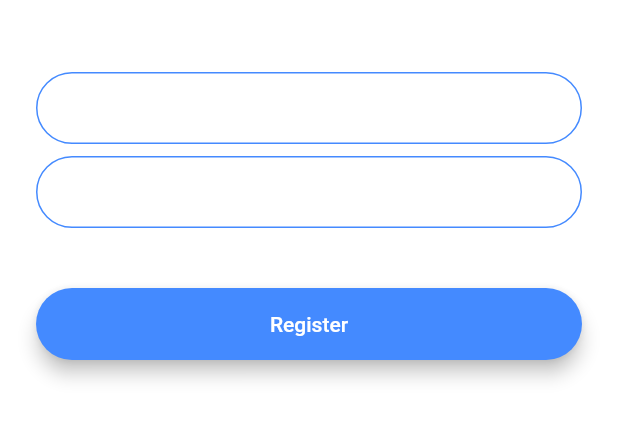
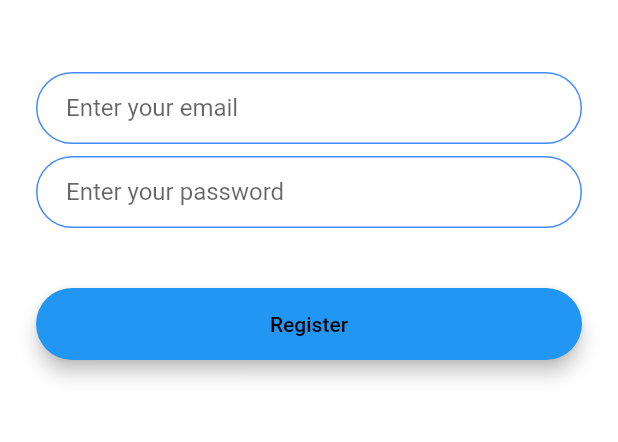
Before and after one commit to shadhin056/FlutterChat, a Flutter app: the RegistrationScreen screen opened by its route, on a phone screen of 412 x 824 dp, the part 576-1018 px from its top. Run offline on Flutter 3.47's test engine with Material 2 defaults, Android fonts, the phone set to English and light mode, and no system bars.

Commit message:
before firebase added

```diff
--- /dev/null
+++ b/lib/components/RoundButton.dart
@@ -0,0 +1,34 @@
+
+import 'package:flutter/cupertino.dart';
+import 'package:flutter/material.dart';
+
+class RoundButton extends StatelessWidget {
+  RoundButton({this.title, this.color,@required this.onPressed});
+
+  final Color color;
+  final String title;
+  final Function onPressed;
+
+  @override
+  Widget build(BuildContext context) {
+    return Padding(
+      padding: EdgeInsets.symmetric(vertical: 16.0),
+      child: Material(
+        color: color,
+        borderRadius: BorderRadius.circular(30.0),
+        elevation: 5.0,
+        child: MaterialButton(
+          onPressed:  onPressed,
+          minWidth: 200.0,
+          height: 42.0,
+          child: Text(
+              title,
+            style: TextStyle(
+              color: Colors.black
+            ),
+          ),
+        ),
+      ),
+    );
+  }
+}
--- a/lib/constants.dart
+++ b/lib/constants.dart
@@ -17,3 +17,19 @@ const messageContainerDecoration = BoxDecoration(
     top: BorderSide(color: Colors.lightBlueAccent, width: 2.0),
   ),
 );
+
+InputDecoration kTextFieldDecoration = InputDecoration(
+  hintText: 'Enter a value',
+  contentPadding: EdgeInsets.symmetric(vertical: 10.0, horizontal: 20.0),
+  border: OutlineInputBorder(
+    borderRadius: BorderRadius.circular(32.0),
+  ),
+  enabledBorder: OutlineInputBorder(
+    borderSide: BorderSide(color: Colors.blueAccent, width: 1.0),
+    borderRadius: BorderRadius.circular(32.0),
+  ),
+  focusedBorder: OutlineInputBorder(
+    borderSide: BorderSide(color: Colors.blueAccent, width: 2.0),
+    borderRadius: BorderRadius.circular(32.0),
+  ),
+);
--- a/lib/main.dart
+++ b/lib/main.dart
@@ -10,11 +10,6 @@ class FlashChat extends StatelessWidget {
   @override
   Widget build(BuildContext context) {
     return MaterialApp(
-      theme: ThemeData.dark().copyWith(
-        textTheme: TextTheme(
-          body1: TextStyle(color: Colors.black54),
-        ),
-      ),
       initialRoute: WelcomeScreen.id,
       routes: {
         WelcomeScreen.id: (context) => WelcomeScreen(),
--- a/lib/page/registration.dart
+++ b/lib/page/registration.dart
@@ -1,7 +1,11 @@
+import 'package:chat/components/RoundButton.dart';
 import 'package:flutter/material.dart';
 
+import '../constants.dart';
+
 class RegistrationScreen extends StatefulWidget {
-  static String id="registration";
+  static String id = "registration";
+
   @override
   _RegistrationScreenState createState() => _RegistrationScreenState();
 }
@@ -28,71 +32,23 @@ class _RegistrationScreenState extends State<RegistrationScreen> {
               height: 48.0,
             ),
             TextField(
-              onChanged: (value) {
-
-              },
-              decoration: InputDecoration(
-                hintText: 'Enter your email',
-                contentPadding:
-                EdgeInsets.symmetric(vertical: 10.0, horizontal: 20.0),
-                border: OutlineInputBorder(
-                  borderRadius: BorderRadius.circular(32.0),
-                ),
-                enabledBorder: OutlineInputBorder(
-                  borderSide: BorderSide(color: Colors.blueAccent, width: 1.0),
-                  borderRadius: BorderRadius.circular(32.0),
-                ),
-                focusedBorder: OutlineInputBorder(
-                  borderSide: BorderSide(color: Colors.blueAccent, width: 2.0),
-                  borderRadius: BorderRadius.circular(32.0),
-                ),
-              ),
+              onChanged: (value) {},
+              decoration:kTextFieldDecoration.copyWith(hintText: "Enter your email")
             ),
             SizedBox(
               height: 8.0,
             ),
             TextField(
-              onChanged: (value) {
-
-              },
-              decoration: InputDecoration(
-                hintText: 'Enter yourpassword',
-                contentPadding:
-                EdgeInsets.symmetric(vertical: 10.0, horizontal: 20.0),
-                border: OutlineInputBorder(
-                  borderRadius: BorderRadius.circular(32.0),
-                ),
-                enabledBorder: OutlineInputBorder(
-                  borderSide: BorderSide(color: Colors.blueAccent, width: 1.0),
-                  borderRadius: BorderRadius.circular(32.0),
-                ),
-                focusedBorder: OutlineInputBorder(
-                  borderSide: BorderSide(color: Colors.blueAccent, width: 2.0),
-                  borderRadius: BorderRadius.circular(32.0),
-                ),
-              ),
+              onChanged: (value) {},
+              decoration:kTextFieldDecoration.copyWith(hintText: "Enter your password")
             ),
             SizedBox(
               height: 24.0,
             ),
-            Padding(
-              padding: EdgeInsets.symmetric(vertical: 16.0),
-              child: Material(
-                color: Colors.blueAccent,
-                borderRadius: BorderRadius.circular(30.0),
-                elevation: 5.0,
-                child: MaterialButton(
-                  onPressed: () {
-
-                  },
-                  minWidth: 200.0,
-                  height: 42.0,
-                  child: Text(
-                    'Register',
-                    style: TextStyle(color: Colors.white),
-                  ),
-                ),
-              ),
+            RoundButton(
+              title: "Register",
+              color: Colors.blue,
+              onPressed: () {},
             ),
           ],
         ),
```
Also changed, not shown: lib/page/login.dart (+9 -52 lines), lib/page/welcome.dart (+9 -38 lines).
